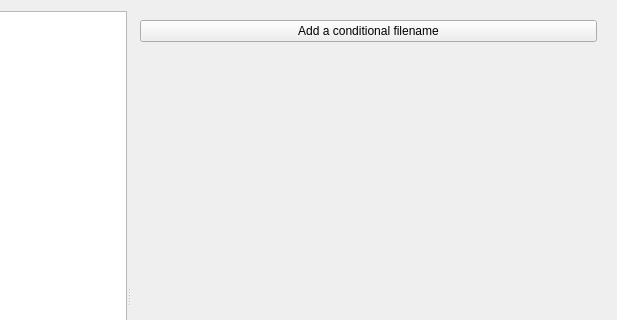
Old version of the form src/gui/src/settings/options-window.ui in the repository Bionus/imgbrd-grabber; both pictures show x 126 to 743 and y 0 to 320 of the 743 by 619 pixel window.
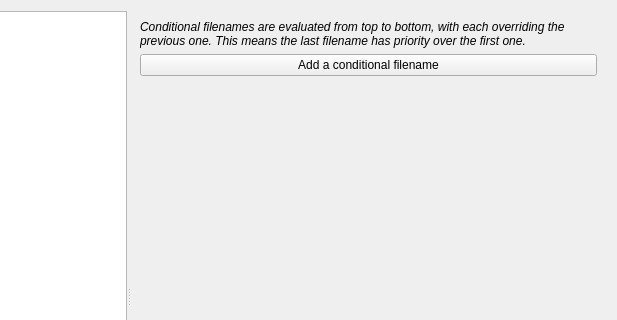
New version of the form. The open tabs and pages were chosen to show the change. Icons and pictures are not drawn.

Commit message: feat: add information about conditional filename priority

```diff
--- a/src/gui/src/settings/options-window.ui
+++ b/src/gui/src/settings/options-window.ui
@@ -1102,6 +1102,21 @@
       </widget>
       <widget class="QWidget" name="pageSaveConditionals">
        <layout class="QVBoxLayout" name="verticalLayout">
+        <item>
+         <widget class="QLabel" name="label_20">
+          <property name="font">
+           <font>
+            <italic>true</italic>
+           </font>
+          </property>
+          <property name="text">
+           <string>Conditional filenames are evaluated from top to bottom, with each overriding the previous one. This means the last filename has priority over the first one.</string>
+          </property>
+          <property name="wordWrap">
+           <bool>true</bool>
+          </property>
+         </widget>
+        </item>
         <item>
          <widget class="QPushButton" name="buttonFilenames">
           <property name="text">
@@ -1138,7 +1153,7 @@
              <x>0</x>
              <y>0</y>
              <width>473</width>
-             <height>505</height>
+             <height>466</height>
             </rect>
            </property>
            <layout class="QVBoxLayout" name="scrollAreaWidgetLayout">
```
Left out of the diff: 10 changed lines with no effect on the pictures.
